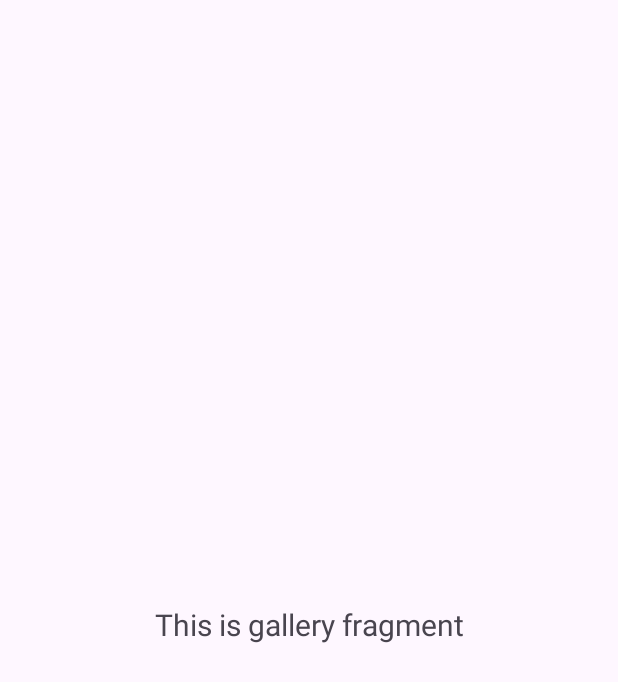
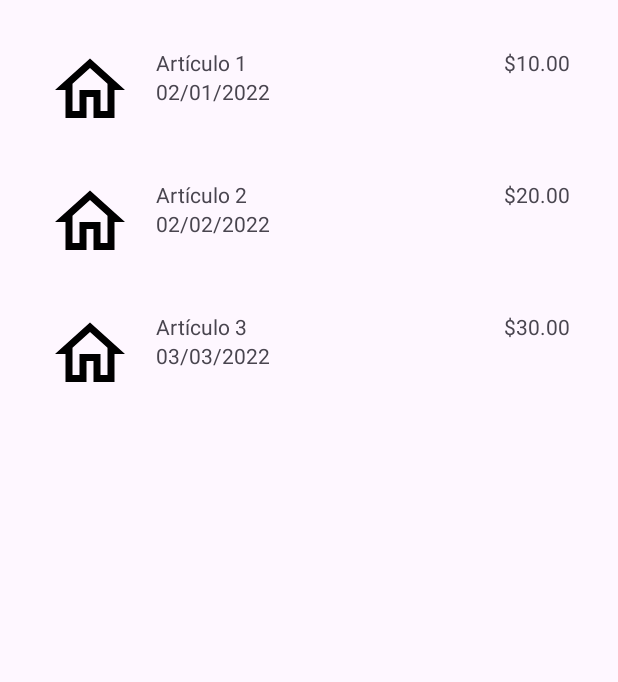
Before and after one commit to OteloxESP/TFG_DAM, an Android app: the fragment GalleryFragment shown on its own in the app's theme, on a phone screen of 412 x 824 dp. Shown: the top 682 px of the screen. Run offline under Robolectric (Android 15) with nearby library versions, the phone set to English and light mode, and no system bars.

Commit message:
Avances mercado

```diff
--- a/app/src/main/java/com/example/oteloxtfgdam/activity/ui/gallery/GalleryFragment.java
+++ b/app/src/main/java/com/example/oteloxtfgdam/activity/ui/gallery/GalleryFragment.java
@@ -4,11 +4,18 @@ import android.os.Bundle;
 import android.view.LayoutInflater;
 import android.view.View;
 import android.view.ViewGroup;
+import android.widget.ImageView;
+import android.widget.LinearLayout;
 import android.widget.TextView;
 import androidx.annotation.NonNull;
 import androidx.fragment.app.Fragment;
 import androidx.lifecycle.ViewModelProvider;
+
+import com.example.oteloxtfgdam.R;
 import com.example.oteloxtfgdam.databinding.FragmentGalleryBinding;
+
+import java.util.ArrayList;
+import java.util.List;
 
 public class GalleryFragment extends Fragment {
 
@@ -21,9 +28,26 @@ private FragmentGalleryBinding binding;
 
     binding = FragmentGalleryBinding.inflate(inflater, container, false);
     View root = binding.getRoot();
+        List<Item> itemList = new ArrayList<>();
+        itemList.add(new Item("Artículo 1", "02/01/2022", "$10.00"));
+        itemList.add(new Item("Artículo 2", "02/02/2022", "$20.00"));
+        itemList.add(new Item("Artículo 3", "03/03/2022", "$30.00"));
+        LinearLayout linearLayout = root.findViewById(R.id.linear_layout);
 
-        final TextView textView = binding.textGallery;
-        galleryViewModel.getText().observe(getViewLifecycleOwner(), textView::setText);
+        for (Item item : itemList) {
+            View itemView = inflater.inflate(R.layout.item_view, linearLayout, false);
+            ImageView itemIcon = itemView.findViewById(R.id.item_icon);
+            TextView itemName = itemView.findViewById(R.id.item_name);
+            TextView itemDate = itemView.findViewById(R.id.item_date);
+            TextView itemAmount = itemView.findViewById(R.id.item_amount);
+
+            itemIcon.setImageResource(R.drawable.outline_home_24);
+            itemName.setText(item.getName());
+            itemDate.setText(item.getDate());
+            itemAmount.setText(item.getAmount());
+
+            linearLayout.addView(itemView);
+        }
         return root;
     }
 
--- /dev/null
+++ b/app/src/main/java/com/example/oteloxtfgdam/activity/ui/gallery/Item.java
@@ -0,0 +1,25 @@
+package com.example.oteloxtfgdam.activity.ui.gallery;
+
+public class Item {
+    private String name;
+    private String date;
+    private String amount;
+
+    public Item(String name, String date, String amount) {
+        this.name = name;
+        this.date = date;
+        this.amount = amount;
+    }
+
+    public String getName() {
+        return name;
+    }
+
+    public String getDate() {
+        return date;
+    }
+
+    public String getAmount() {
+        return amount;
+    }
+}
--- a/app/src/main/res/layout/fragment_gallery.xml
+++ b/app/src/main/res/layout/fragment_gallery.xml
@@ -6,18 +6,25 @@
     android:layout_width="match_parent"
     android:layout_height="match_parent"
     tools:context=".activity.ui.gallery.GalleryFragment" >
+    <ScrollView
+        android:layout_width="match_parent"
+        android:layout_height="match_parent"
+        app:layout_constraintTop_toTopOf="parent"
+        app:layout_constraintBottom_toBottomOf="parent"
+        app:layout_constraintStart_toStartOf="parent"
+        app:layout_constraintEnd_toEndOf="parent"
+        >
 
-    <TextView
-        android:id="@+id/text_gallery"
-        android:layout_width="match_parent"
-        android:layout_height="wrap_content"
-        android:layout_marginStart="8dp"
-        android:layout_marginTop="8dp"
-        android:layout_marginEnd="8dp"
-        android:textAlignment="center"
-        android:textSize="20sp"
-        app:layout_constraintEnd_toEndOf="parent"
-        app:layout_constraintStart_toStartOf="parent"
-        app:layout_constraintTop_toTopOf="parent"
-        app:layout_constraintBottom_toBottomOf="parent" />
+        <LinearLayout
+            android:id="@+id/linear_layout"
+            android:layout_width="match_parent"
+            android:layout_height="wrap_content"
+            android:orientation="vertical"
+            android:padding="16dp"
+            />
+
+    </ScrollView>
+
+
+
 </androidx.constraintlayout.widget.ConstraintLayout>
--- /dev/null
+++ b/app/src/main/res/layout/item_view.xml
@@ -0,0 +1,51 @@
+<?xml version="1.0" encoding="utf-8"?>
+<androidx.constraintlayout.widget.ConstraintLayout xmlns:android="http://schemas.android.com/apk/res/android"
+    xmlns:tools="http://schemas.android.com/tools"
+    android:layout_width="match_parent"
+    android:layout_height="match_parent">
+
+    <LinearLayout
+        android:id="@+id/list_item"
+        android:layout_width="match_parent"
+        android:layout_height="wrap_content"
+        android:orientation="horizontal"
+        android:padding="16dp"
+        tools:ignore="MissingConstraints">
+
+        <ImageView
+            android:id="@+id/item_icon"
+            android:layout_width="56dp"
+            android:layout_height="56dp"
+            android:src="@drawable/outline_home_24"/>
+
+        <LinearLayout
+            android:id="@+id/list_item2"
+            android:layout_width="0dp"
+            android:layout_height="wrap_content"
+            android:layout_weight="1"
+            android:orientation="vertical"
+            android:layout_marginStart="16dp">
+
+            <TextView
+                android:id="@+id/item_name"
+                android:layout_width="match_parent"
+                android:layout_height="wrap_content"
+                android:text="Nombre del objeto"/>
+
+            <TextView
+                android:id="@+id/item_date"
+                android:layout_width="match_parent"
+                android:layout_height="wrap_content"
+                android:text="Fecha de transacción"/>
+
+        </LinearLayout>
+
+        <TextView
+            android:id="@+id/item_amount"
+            android:layout_width="wrap_content"
+            android:layout_height="wrap_content"
+            android:text="$10.00"/>
+
+    </LinearLayout>
+
+</androidx.constraintlayout.widget.ConstraintLayout>
```
